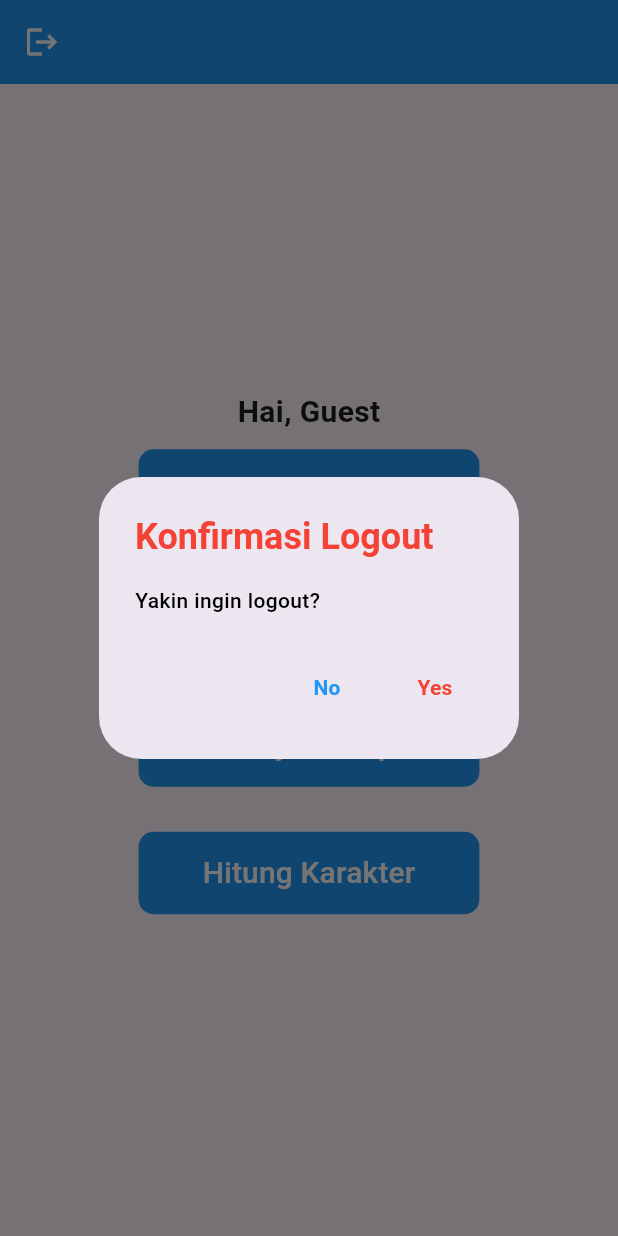
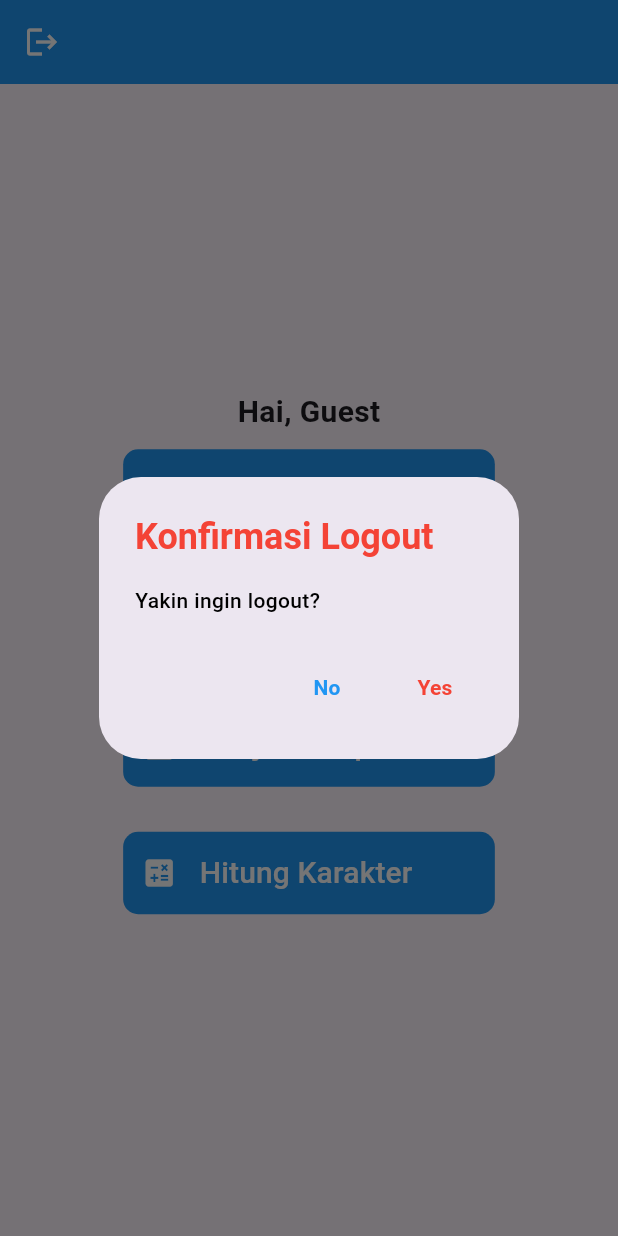
Before and after one commit to AdhiKrisna/TPM_Tugas1, a Flutter app: the MenuPage screen opened by its route, after a tap on the "logout" icon, on a phone screen of 412 x 824 dp. Run offline on Flutter 3.47's test engine with Material 3 defaults, Android fonts, the phone set to English and light mode, and no system bars; our stand-ins replace sqflite; accounts and stored records are empty.

Commit message:
Update: error handling management

```diff
--- a/lib/controllers/hitung_karakter_controller.dart
+++ b/lib/controllers/hitung_karakter_controller.dart
@@ -6,7 +6,7 @@ class HitungKarakterController {
   String hasil = "";
   void checkKarakter(String value) {
     if (value.contains(RegExp(r'[0-9]')) || value.contains(RegExp(r'[A-Z]')) || value.contains(RegExp(r'[a-z]'))) {
-      hasil = 'Panjang Karakter : ${value.length} karakter';
+      hasil = value.length.toString();
     } else {
       hasil = 'tidak valid';
       return;
--- a/lib/views/menu.dart
+++ b/lib/views/menu.dart
@@ -5,8 +5,7 @@ class MenuPage extends StatelessWidget {
   const MenuPage({super.key});
   @override
   Widget build(BuildContext context) {
-    String username =
-        ModalRoute.of(context)!.settings.arguments as String? ?? 'Guest';
+    String username =  ModalRoute.of(context)!.settings.arguments as String? ?? 'Guest';
 
     return Scaffold(
       appBar: AppBar(
@@ -31,7 +30,7 @@ class MenuPage extends StatelessWidget {
                       fontWeight: FontWeight.w500,
                     ),
                   ),
-                  actions: <Widget>[
+                  actions: [
                     TextButton(
                       onPressed: () {
                         Navigator.of(context).pop(false);
@@ -61,12 +60,11 @@ class MenuPage extends StatelessWidget {
               },
             );
             if (confirmLogout == true) {
-              // Perform logout action
-              Navigator.pushNamedAndRemoveUntil(
+              Navigator.pushReplacementNamed(
                 context,
                 RouteName.login,
-                (Route<dynamic> route) => false,
               );
+              showSnackbar(context, 'Logout Berhasil', Colors.green);
             }
           },
         ),
@@ -85,7 +83,7 @@ class MenuPage extends StatelessWidget {
               ),
             ),
             Container(
-              width: MediaQuery.of(context).size.width * 0.6,
+              width: MediaQuery.of(context).size.width * 0.65,
               height: 75,
               padding: const EdgeInsets.all(10),
               child: TextButton(
@@ -96,9 +94,15 @@ class MenuPage extends StatelessWidget {
                   foregroundColor: Colors.white,
                   backgroundColor: Colors.blue,
                 ),
-                child: const Text(
+                child: Row(
+                  spacing: 15,
+                  children: [
+                    Icon(Icons.person, size: 24,color: Colors.white),
+                    const Text(
                       'Biodata Kelompok',
                       style: TextStyle(fontSize: 20),
+                    ),
+                  ],
                 ),
                 onPressed: () =>
                     Navigator.pushNamed(context, RouteName.biodata),
@@ -106,7 +110,7 @@ class MenuPage extends StatelessWidget {
             ),
             const SizedBox(height: 10),
             Container(
-              width: MediaQuery.of(context).size.width * 0.6,
+              width: MediaQuery.of(context).size.width * 0.65,
               height: 75,
               padding: const EdgeInsets.all(10),
               child: TextButton(
@@ -117,9 +121,15 @@ class MenuPage extends StatelessWidget {
                   foregroundColor: Colors.white,
                   backgroundColor: Colors.blue,
                 ),
-                child: const Text(
+                child: Row(
+                  spacing: 15,
+                  children: [
+                    Icon(Icons.calculate, size: 24,color: Colors.white),
+                    const Text(
                       'Kalkulator',
                       style: TextStyle(fontSize: 20),
+                    ),
+                  ],
                 ),
                 onPressed: () => Navigator.pushNamed(
                   context,
@@ -129,7 +139,7 @@ class MenuPage extends StatelessWidget {
             ),
             const SizedBox(height: 10),
             Container(
-              width: MediaQuery.of(context).size.width * 0.6,
+              width: MediaQuery.of(context).size.width * 0.65,
               height: 75,
               padding: const EdgeInsets.all(10),
               child: TextButton(
@@ -140,9 +150,15 @@ class MenuPage extends StatelessWidget {
                   foregroundColor: Colors.white,
                   backgroundColor: Colors.blue,
                 ),
-                child: const Text(
+                child: Row(
+                  spacing: 15,
+                  children: [
+                    Icon(Icons.calculate, size: 24,color: Colors.white),
+                    const Text(
                       'Ganjil Genap',
                       style: TextStyle(fontSize: 20),
+                    ),
+                  ],
                 ),
                 onPressed: () => Navigator.pushNamed(
                   context,
@@ -152,7 +168,7 @@ class MenuPage extends StatelessWidget {
             ),
             const SizedBox(height: 10),
             Container(
-              width: MediaQuery.of(context).size.width * 0.6,
+              width: MediaQuery.of(context).size.width * 0.65,
               height: 75,
               padding: const EdgeInsets.all(10),
               child: TextButton(
@@ -163,9 +179,15 @@ class MenuPage extends StatelessWidget {
                   foregroundColor: Colors.white,
                   backgroundColor: Colors.blue,
                 ),
-                child: const Text(
+                child: Row(
+                  spacing: 15,
+                  children: [
+                    Icon(Icons.calculate, size: 24,color: Colors.white),
+                    const Text(
                       'Hitung Karakter',
                       style: TextStyle(fontSize: 20),
+                    ),
+                  ],
                 ),
                 onPressed: () => Navigator.pushNamed(
                   context,
@@ -179,3 +201,13 @@ class MenuPage extends StatelessWidget {
     );
   }
 }
+
+
+ void showSnackbar(BuildContext context, String message, Color color) {
+    ScaffoldMessenger.of(context).showSnackBar(
+      SnackBar(
+        content: Text(message),
+        backgroundColor: color,
+      ),
+    );
+  }
```
Also changed, not shown: lib/controllers/auth_controller.dart (+8 -1 lines), lib/views/ganjil_genap.dart (+19 -5 lines), lib/views/hitung_karakter.dart (+21 -5 lines), lib/views/kalkulator.dart (+41 -7 lines), lib/views/login.dart (+22 -1 lines), 129 other files. Lines whose indentation alone changed are shown as unchanged.
